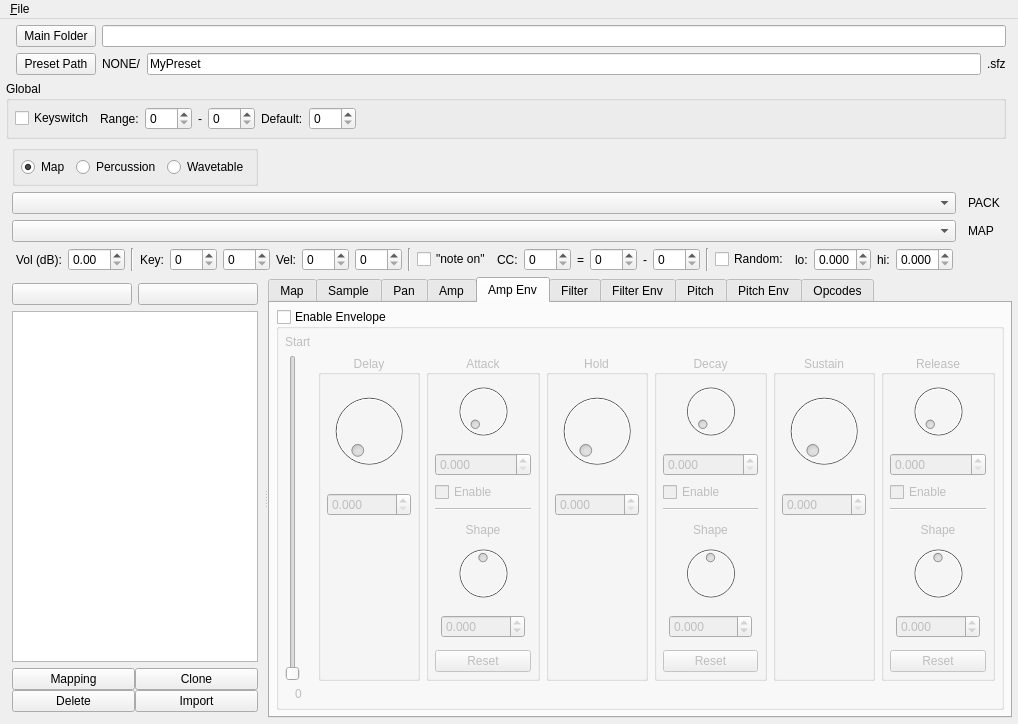
This is src/ui/mainwindow.ui in michael02022/sfzbuilder as Qt 5 draws it before an edit. The edited form follows.
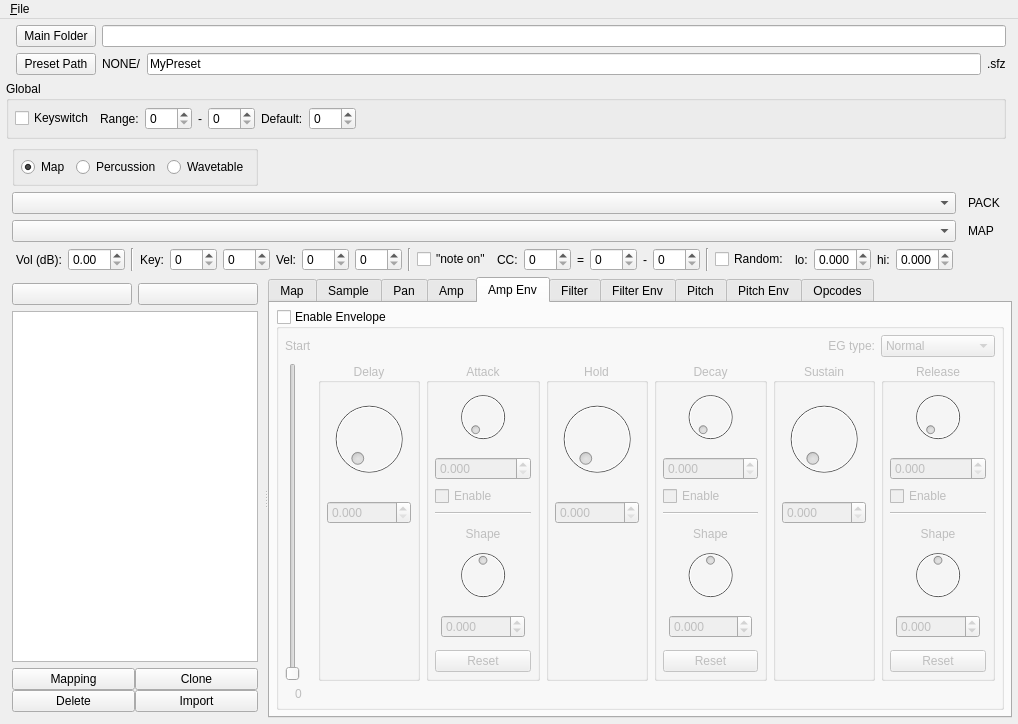
This is the edited form. The open tabs and pages were chosen to show the change. Icons and pictures are not drawn. Custom widgets are drawn as their Qt base class.

Diff of the .ui file:
```diff
--- a/src/ui/mainwindow.ui
+++ b/src/ui/mainwindow.ui
@@ -7,7 +7,7 @@
    <rect>
     <x>0</x>
     <y>0</y>
-    <width>1002</width>
+    <width>1010</width>
     <height>708</height>
    </rect>
   </property>
@@ -3215,6 +3215,36 @@
               </layout>
              </widget>
             </item>
+            <item row="0" column="6">
+             <widget class="QComboBox" name="cbxAmpEnvVer">
+              <property name="sizePolicy">
+               <sizepolicy hsizetype="Preferred" vsizetype="Fixed">
+                <horstretch>0</horstretch>
+                <verstretch>0</verstretch>
+               </sizepolicy>
+              </property>
+              <item>
+               <property name="text">
+                <string>Normal</string>
+               </property>
+              </item>
+              <item>
+               <property name="text">
+                <string>Flex</string>
+               </property>
+              </item>
+             </widget>
+            </item>
+            <item row="0" column="5">
+             <widget class="QLabel" name="label_6">
+              <property name="text">
+               <string>EG type:</string>
+              </property>
+              <property name="alignment">
+               <set>Qt::AlignRight|Qt::AlignTrailing|Qt::AlignVCenter</set>
+              </property>
+             </widget>
+            </item>
            </layout>
           </widget>
          </item>
```
Left out of the diff: 31 changed lines with no effect on the pictures.
